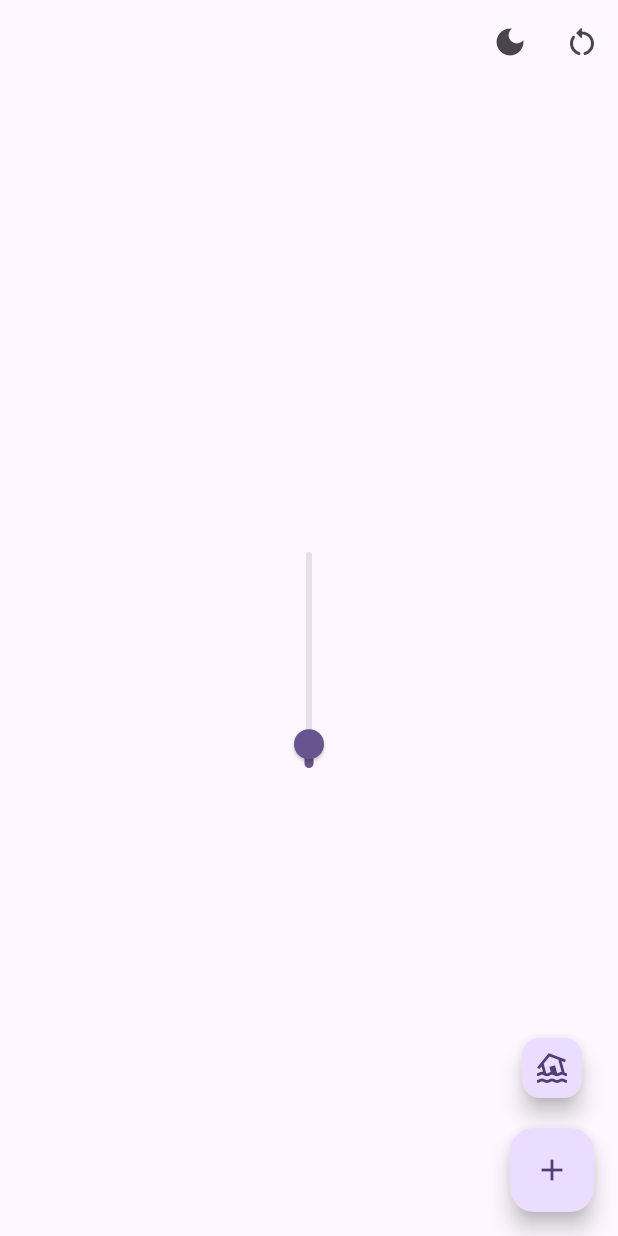
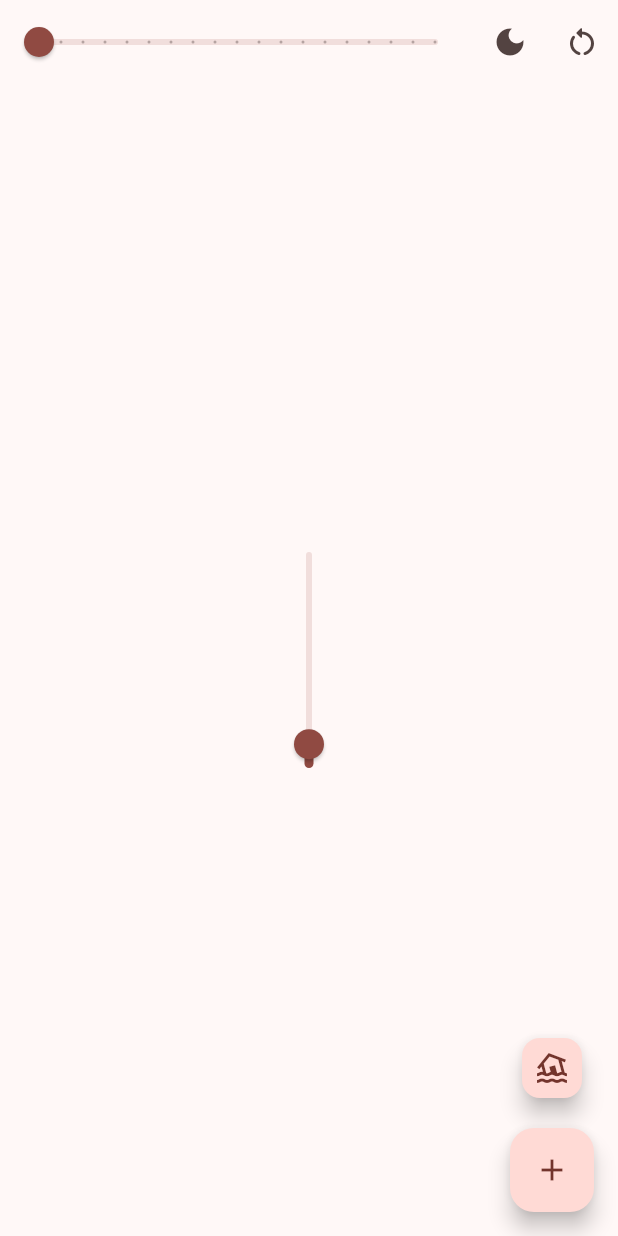
Before and after one commit to michasng/dependencies, a Flutter app: the screen it shows after launch, on a phone screen of 412 x 824 dp. Run offline on Flutter 3.47's test engine with Material 2 defaults, Android fonts, the phone set to English and light mode, and no system bars; our stand-ins replace flutter_riverpod.

Commit message:
Add color slider

```diff
--- a/lib/dimensions_page.dart
+++ b/lib/dimensions_page.dart
@@ -2,6 +2,7 @@ import 'dart:math';
 
 import 'package:collection/collection.dart';
 import 'package:dependencies/dimension.dart';
+import 'package:dependencies/seed_color_slider.dart';
 import 'package:dependencies/toggle_brightness_button.dart';
 import 'package:flutter/material.dart';
 
@@ -56,6 +57,7 @@ class _DimensionsPageState extends State<DimensionsPage> {
     return Scaffold(
       appBar: AppBar(
         actions: [
+          const Expanded(child: SeedColorSlider()),
           const ToggleBrightnessButton(),
           IconButton(
             onPressed: () {
--- a/lib/main.dart
+++ b/lib/main.dart
@@ -1,4 +1,5 @@
 import 'package:dependencies/dimensions_page.dart';
+import 'package:dependencies/seed_color_slider.dart';
 import 'package:dependencies/toggle_brightness_button.dart';
 import 'package:flutter/material.dart';
 import 'package:flutter_riverpod/flutter_riverpod.dart';
@@ -12,6 +13,7 @@ class App extends ConsumerWidget {
 
   @override
   Widget build(BuildContext context, WidgetRef ref) {
+    final seedColor = ref.watch(seedColorProvider);
     final brightness = ref.watch(brightnessProvider);
 
     return MaterialApp(
@@ -19,7 +21,7 @@ class App extends ConsumerWidget {
       debugShowCheckedModeBanner: false,
       theme: ThemeData(
         colorScheme: ColorScheme.fromSeed(
-          seedColor: Colors.deepPurple,
+          seedColor: seedColor,
           brightness: brightness,
         ),
         useMaterial3: true,
--- /dev/null
+++ b/lib/seed_color_slider.dart
@@ -0,0 +1,70 @@
+import 'package:flutter/material.dart';
+import 'package:flutter_riverpod/flutter_riverpod.dart';
+
+const List<Color> seedColorWheel = [
+  Colors.red,
+  Colors.pink,
+  Colors.purple,
+  Colors.deepPurple,
+  Colors.indigo,
+  Colors.blue,
+  Colors.lightBlue,
+  Colors.cyan,
+  Colors.teal,
+  Colors.green,
+  Colors.lightGreen,
+  Colors.lime,
+  Colors.yellow,
+  Colors.amber,
+  Colors.orange,
+  Colors.deepOrange,
+  Colors.brown,
+  Colors.grey,
+  Colors.blueGrey,
+];
+
+final seedColorProvider =
+    StateNotifierProvider<SeedColorNotifier, Color>((ref) {
+  return SeedColorNotifier();
+});
+
+class SeedColorNotifier extends StateNotifier<Color> {
+  SeedColorNotifier() : super(seedColorWheel.first);
+  set seedColor(Color value) => state = value;
+}
+
+class SeedColorSlider extends ConsumerStatefulWidget {
+  const SeedColorSlider({super.key});
+
+  @override
+  ConsumerState<SeedColorSlider> createState() => _SeedColorSliderState();
+}
+
+class _SeedColorSliderState extends ConsumerState<SeedColorSlider> {
+  late double _value;
+
+  @override
+  void initState() {
+    super.initState();
+
+    final seedColor = ref.read(seedColorProvider);
+    final currentIndex = seedColorWheel.indexOf(seedColor);
+    _value = currentIndex / seedColorWheel.length;
+  }
+
+  @override
+  Widget build(BuildContext context) {
+    return Slider(
+      value: _value,
+      divisions: seedColorWheel.length - 1,
+      onChanged: (double value) {
+        setState(() {
+          _value = value;
+        });
+        final newIndex = ((seedColorWheel.length - 1) * value).toInt();
+        ref.read(seedColorProvider.notifier).seedColor =
+            seedColorWheel[newIndex];
+      },
+    );
+  }
+}
```
